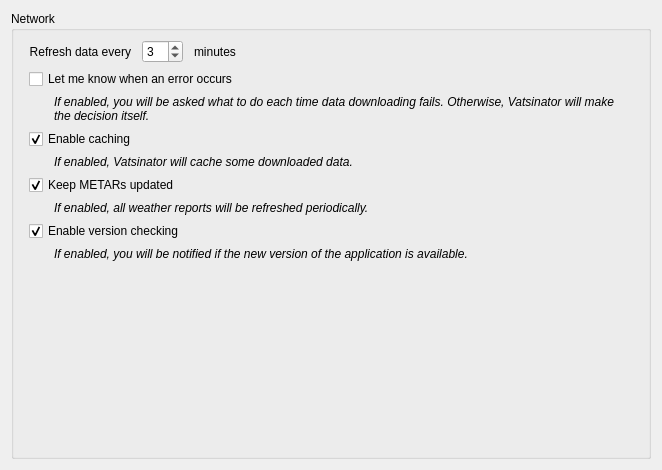
Old version of the form source/ui/pages/networkpage.ui in the repository Vatsinator/vatsinator-legacy.
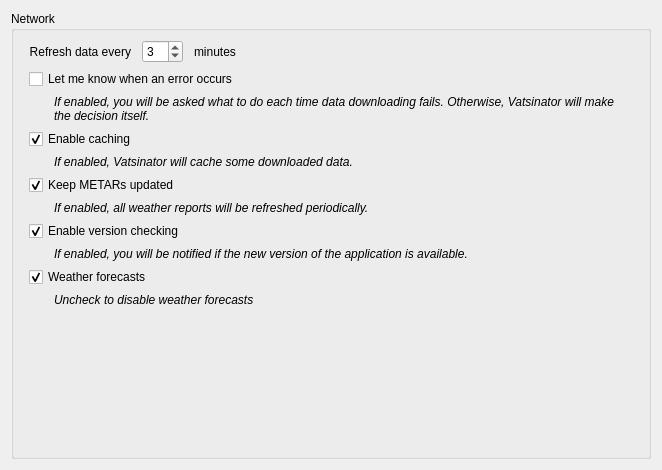
New version of the form.

```diff
--- a/source/ui/pages/networkpage.ui
+++ b/source/ui/pages/networkpage.ui
@@ -188,6 +188,34 @@
         </property>
        </widget>
       </item>
+      <item>
+       <widget class="QCheckBox" name="WeatherForecastCheckBox">
+        <property name="enabled">
+         <bool>true</bool>
+        </property>
+        <property name="text">
+         <string>Weather forecasts</string>
+        </property>
+        <property name="checked">
+         <bool>true</bool>
+        </property>
+       </widget>
+      </item>
+      <item>
+       <widget class="QLabel" name="label_3">
+        <property name="font">
+         <font>
+          <italic>true</italic>
+         </font>
+        </property>
+        <property name="text">
+         <string>Uncheck to disable weather forecasts</string>
+        </property>
+        <property name="indent">
+         <number>25</number>
+        </property>
+       </widget>
+      </item>
       <item>
        <spacer name="verticalSpacer">
         <property name="orientation">
```
